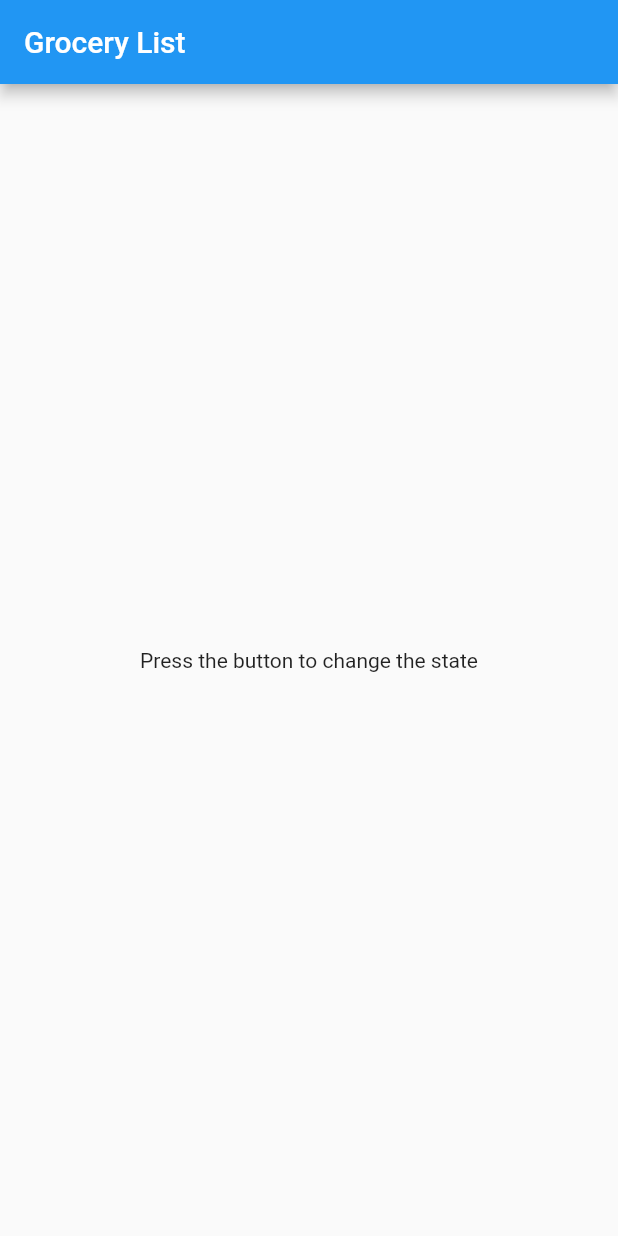
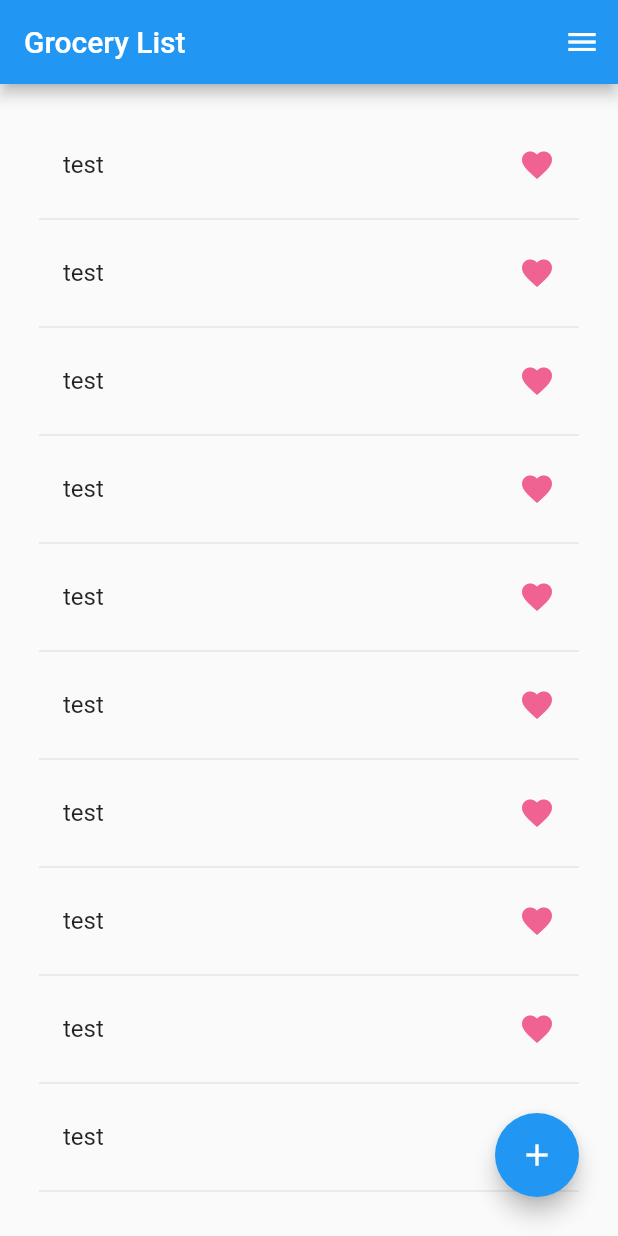
Before and after one commit to evneis/grocery_list, a Flutter app: the screen it shows after launch, on a phone screen of 412 x 824 dp. Run offline on Flutter 3.47's test engine with Material 2 defaults, Android fonts, the phone set to English and light mode, and no system bars; our stand-ins replace bloc, flutter_bloc.

Commit message:
Added states, and input to  cubit

```diff
--- a/lib/Bloc/cubit/grocery_list_state.dart
+++ b/lib/Bloc/cubit/grocery_list_state.dart
@@ -6,3 +6,20 @@ abstract class GroceryListState {
 }
 
 class GroceryListStateInitial extends GroceryListState {}
+
+class GroceryListStateAdded extends GroceryListState {
+  final List<String> input;
+  const GroceryListStateAdded(this.input);
+
+  @override //?
+  bool operator ==(Object o) {
+    if (identical(this, o)) return true;
+
+    return o is GroceryListStateAdded && o.input == input;
+  }
+
+  @override
+  int get hashCode => input.hashCode;
+}
+
+class GroceryListStateAddRowPage extends GroceryListState {}
--- /dev/null
+++ b/lib/UI/Widgets/build_row_widget.dart
@@ -0,0 +1,19 @@
+import 'package:flutter/material.dart';
+
+class BuildRowWidget extends StatelessWidget {
+  const BuildRowWidget({
+    Key? key,
+  }) : super(key: key);
+
+  @override
+  Widget build(BuildContext context) {
+    return ListTile(
+      title: const Text("test"),
+      trailing: Icon(
+        true ? Icons.favorite : Icons.favorite_border,
+        color: true ? Colors.pink[300] : null,
+      ),
+      onTap: () {},
+    );
+  }
+}
--- a/lib/UI/Widgets/home_widget.dart
+++ b/lib/UI/Widgets/home_widget.dart
@@ -1,7 +1,10 @@
 import 'package:flutter/material.dart';
+import 'package:flutter_bloc/flutter_bloc.dart';
+import 'package:grocery_list/Bloc/cubit/grocery_list_cubit.dart';
+import 'package:grocery_list/UI/Widgets/build_row_widget.dart';
 
-class LoadingWidget extends StatelessWidget {
-  const LoadingWidget({
+class HomeWidget extends StatelessWidget {
+  const HomeWidget({
     Key? key,
   }) : super(key: key);
 
@@ -12,10 +15,28 @@ class LoadingWidget extends StatelessWidget {
         child: Column(
           mainAxisAlignment: MainAxisAlignment.center,
           children: <Widget>[
-            Container(child: Text('Press the button to change the state')),
+            Expanded(
+                child: ListView.builder(
+                    padding: const EdgeInsets.all(16.0),
+                    itemBuilder: (_, index) {
+                      if (index.isOdd) return const Divider();
+                      return const BuildRowWidget();
+                    })),
           ],
         ),
       ),
+      floatingActionButton: FloatingActionButton(
+        tooltip: 'Increment',
+        onPressed: () =>
+            addRow(context), // Display widget tht adds to array in cubit
+        child: Icon(Icons.add),
+      ),
     );
   }
+
+  void addRow(BuildContext context) {
+    final grocerylistcubit = context.read<
+        GroceryListCubit>(); // After v6.1.0 both context.bloc(What I had) and context.repository are deprecated in favor of context.read and context.watch
+    grocerylistcubit.addpage();
+  }
 }
--- a/lib/UI/home_page.dart
+++ b/lib/UI/home_page.dart
@@ -4,6 +4,7 @@ import 'package:grocery_list/Bloc/cubit/grocery_list_cubit.dart';
 
 import 'Widgets/home_widget.dart';
 import 'Widgets/error_widget.dart';
+import 'package:grocery_list/UI/Widgets/add_row_page_widget.dart';
 
 class MyHomePage extends StatelessWidget {
   const MyHomePage({Key? key, required this.title}) : super(key: key);
@@ -16,6 +17,7 @@ class MyHomePage extends StatelessWidget {
       appBar: AppBar(
         title: const Text('Grocery List'),
       ),
+      endDrawer: Drawer(child: Text("HEllo world")),
       body: Center(
         child: buildBody(context),
       ),
@@ -33,7 +35,13 @@ class MyHomePage extends StatelessWidget {
               child: BlocBuilder<GroceryListCubit, GroceryListState>(
                 builder: (context, state) {
                   if (state is GroceryListStateInitial) {
-                    return const LoadingWidget();
+                    return const HomeWidget();
+                  }
+                  if (state is GroceryListStateAddRowPage) {
+                    return AddRowPageWidget();
+                  }
+                  if (state is GroceryListStateAdded) {
+                    return const HomeWidget();
                   }
                   {
                     return const ErrorWidgetMine();
--- a/lib/main.dart
+++ b/lib/main.dart
@@ -11,7 +11,7 @@ class MyApp extends StatelessWidget {
   @override
   Widget build(BuildContext context) {
     return MaterialApp(
-      title: 'Flutter Demo',
+      title: 'Grocery List',
       theme: ThemeData(
         primarySwatch: Colors.blue,
       ),
--- /dev/null
+++ b/notes.txt
@@ -0,0 +1,3 @@
+Should grocery list contain a list of build_row_widgets that is in home_page ui
+Plus button should display a widget on top of previous widget to add a build row widget
+sliding list item should delete it
```
Also changed, not shown: lib/Bloc/cubit/grocery_list_cubit.dart (+8 -0 lines), lib/UI/Widgets/add_row_page_widget.dart (added, +51 -0 lines).
